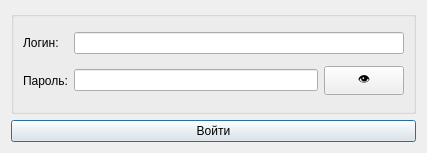
The window that client/loginwindow.ui (zefixed/raspyxxx) describes before a commit, drawn with Qt 5.
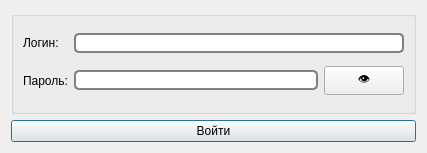
The same window after the commit.

```diff
--- a/client/loginwindow.ui
+++ b/client/loginwindow.ui
@@ -45,6 +45,11 @@
         <property name="focusPolicy">
          <enum>Qt::StrongFocus</enum>
         </property>
+        <property name="styleSheet">
+         <string notr="true">border: 2px solid gray;
+border-radius: 5px;
+backgroung-color: white;</string>
+        </property>
         <property name="echoMode">
          <enum>QLineEdit::Password</enum>
         </property>
@@ -65,6 +70,11 @@
         <property name="focusPolicy">
          <enum>Qt::StrongFocus</enum>
         </property>
+        <property name="styleSheet">
+         <string notr="true">border: 2px solid gray;
+border-radius: 5px;
+backgroung-color: white;</string>
+        </property>
        </widget>
       </item>
      </layout>
```
